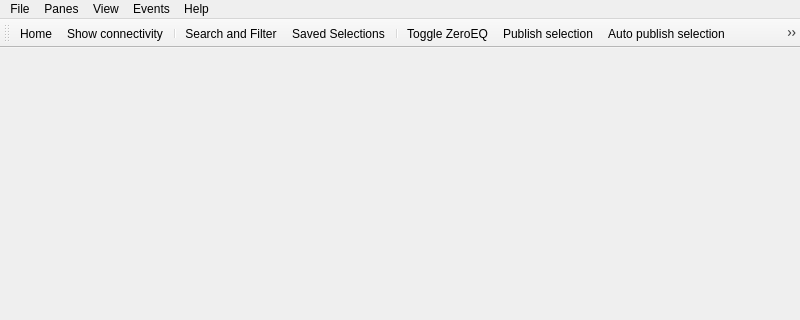
Before: the Qt Designer form neuroscheme/MainWindow.ui in vg-lab/NeuroScheme, drawn with Qt 5; both pictures show x 0 to 800 and y 0 to 320 of the 800 by 600 pixel window.
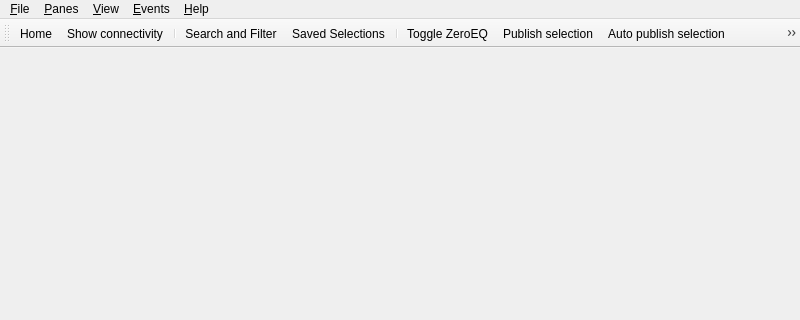
After: the same form once the commit is applied. Icons and pictures are not drawn.

Patch:
```diff
--- a/neuroscheme/MainWindow.ui
+++ b/neuroscheme/MainWindow.ui
@@ -29,7 +29,7 @@
    </property>
    <widget class="QMenu" name="menuPanes">
     <property name="title">
-     <string>Panes</string>
+     <string>&amp;Panes</string>
     </property>
     <addaction name="actionDuplicatePane"/>
     <addaction name="actionKillPane"/>
@@ -39,20 +39,20 @@
    </widget>
    <widget class="QMenu" name="menuHelp">
     <property name="title">
-     <string>Help</string>
+     <string>&amp;Help</string>
     </property>
     <addaction name="actionAbout"/>
    </widget>
    <widget class="QMenu" name="menuView">
     <property name="title">
-     <string>View</string>
+     <string>&amp;View</string>
     </property>
     <addaction name="actionHome"/>
     <addaction name="actionShowConnectivity"/>
    </widget>
    <widget class="QMenu" name="menuEvents">
     <property name="title">
-     <string>Events</string>
+     <string>&amp;Events</string>
     </property>
     <addaction name="actionAutoPublishSelection"/>
     <addaction name="actionPublishSelection"/>
@@ -63,7 +63,7 @@
    </widget>
    <widget class="QMenu" name="menuFile">
     <property name="title">
-     <string>File</string>
+     <string>&amp;File</string>
     </property>
     <addaction name="separator"/>
     <addaction name="actionQuit"/>
```
Left out of the diff: 16 changed lines with no effect on the pictures.
